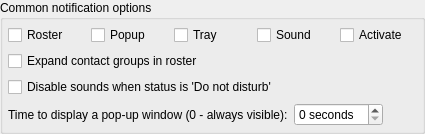
vacuum-im/vacuum-im, file trunk/src/plugins/notifications/optionswidget.ui: the form before one commit.
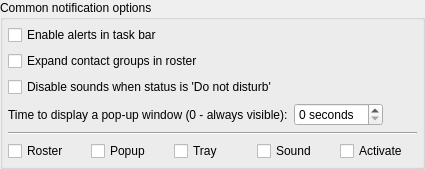
The form after the commit.

What changed in the file:
```diff
--- a/trunk/src/plugins/notifications/optionswidget.ui
+++ b/trunk/src/plugins/notifications/optionswidget.ui
@@ -7,7 +7,7 @@
     <x>0</x>
     <y>0</y>
     <width>425</width>
-    <height>123</height>
+    <height>150</height>
    </rect>
   </property>
   <layout class="QVBoxLayout" name="verticalLayout_2">
@@ -24,43 +24,11 @@
        <number>5</number>
       </property>
       <item>
-       <layout class="QHBoxLayout" name="horizontalLayout">
-        <item>
-         <widget class="QCheckBox" name="chbEnableRosterIcons">
-          <property name="text">
-           <string>Roster</string>
-          </property>
-         </widget>
-        </item>
-        <item>
-         <widget class="QCheckBox" name="chbEnablePopupWindows">
-          <property name="text">
-           <string>Popup</string>
-          </property>
-         </widget>
-        </item>
-        <item>
-         <widget class="QCheckBox" name="chbEnableTrayIcons">
-          <property name="text">
-           <string>Tray</string>
-          </property>
-         </widget>
-        </item>
-        <item>
-         <widget class="QCheckBox" name="chbEnableSounds">
-          <property name="text">
-           <string>Sound</string>
-          </property>
-         </widget>
-        </item>
-        <item>
-         <widget class="QCheckBox" name="chbEnableAutoActivate">
-          <property name="text">
-           <string>Activate</string>
-          </property>
-         </widget>
-        </item>
-       </layout>
+       <widget class="QCheckBox" name="chbEnableAlerts">
+        <property name="text">
+         <string>Enable alerts in task bar</string>
+        </property>
+       </widget>
       </item>
       <item>
        <widget class="QCheckBox" name="chbExpandRosterGroups">
@@ -110,6 +78,52 @@
         </item>
        </layout>
       </item>
+      <item>
+       <widget class="Line" name="line">
+        <property name="orientation">
+         <enum>Qt::Horizontal</enum>
+        </property>
+       </widget>
+      </item>
+      <item>
+       <layout class="QHBoxLayout" name="horizontalLayout">
+        <item>
+         <widget class="QCheckBox" name="chbEnableRosterIcons">
+          <property name="text">
+           <string>Roster</string>
+          </property>
+         </widget>
+        </item>
+        <item>
+         <widget class="QCheckBox" name="chbEnablePopupWindows">
+          <property name="text">
+           <string>Popup</string>
+          </property>
+         </widget>
+        </item>
+        <item>
+         <widget class="QCheckBox" name="chbEnableTrayIcons">
+          <property name="text">
+           <string>Tray</string>
+          </property>
+         </widget>
+        </item>
+        <item>
+         <widget class="QCheckBox" name="chbEnableSounds">
+          <property name="text">
+           <string>Sound</string>
+          </property>
+         </widget>
+        </item>
+        <item>
+         <widget class="QCheckBox" name="chbEnableAutoActivate">
+          <property name="text">
+           <string>Activate</string>
+          </property>
+         </widget>
+        </item>
+       </layout>
+      </item>
      </layout>
     </widget>
    </item>
```
